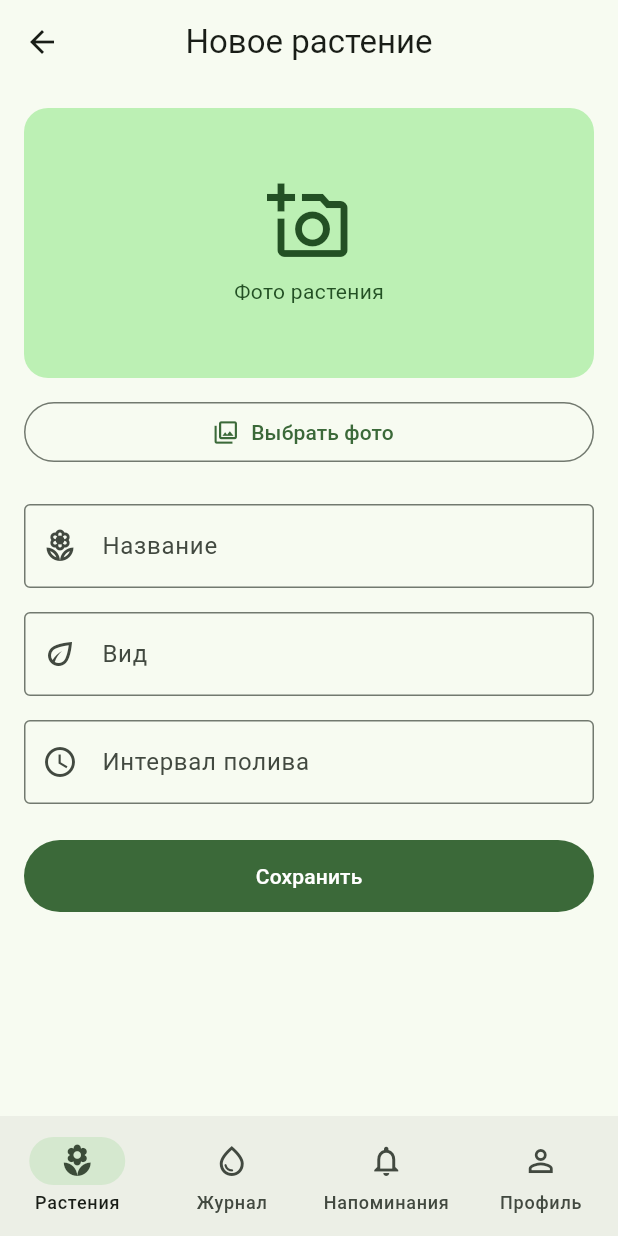
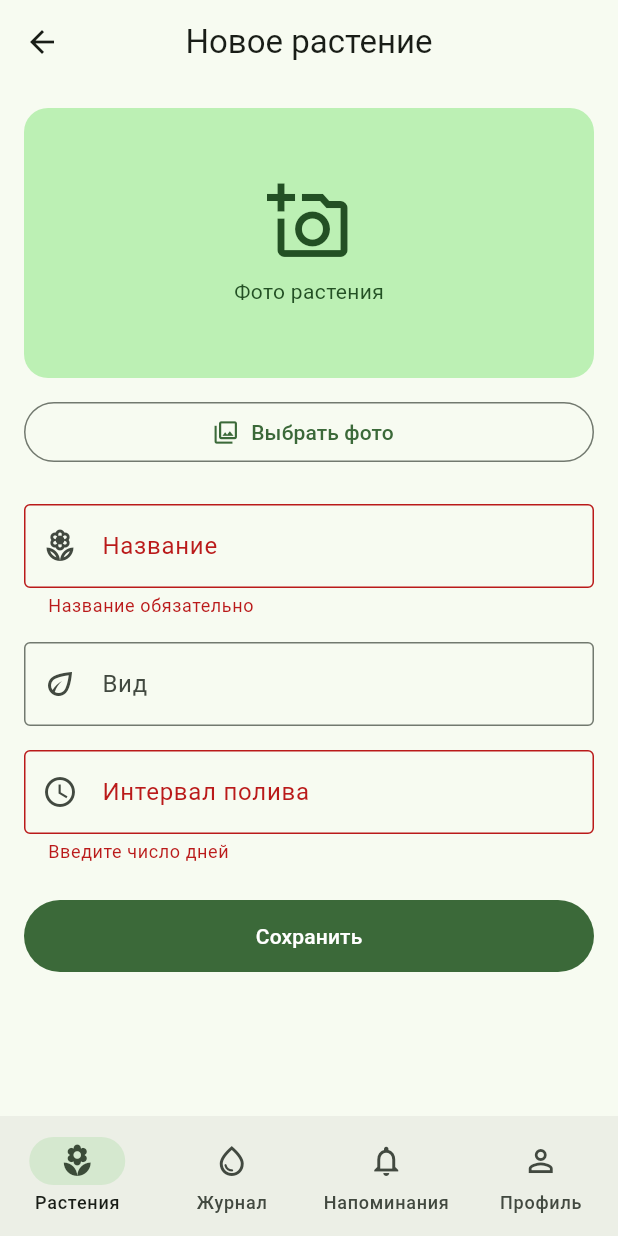
Before and after one commit to Serghei28/pam-project, a Flutter app: the PlantFormScreen screen opened by its route, after a tap on "Сохранить", on a phone screen of 412 x 824 dp. Run offline on Flutter 3.47's test engine with Material 3 defaults, Android fonts, the phone set to English and light mode, and no system bars; our stand-ins replace go_router.

Commit message:
add plant form validation with SnackBar feedback

```diff
--- a/green_garden/lib/screens/plant_form_screen.dart
+++ b/green_garden/lib/screens/plant_form_screen.dart
@@ -1,24 +1,52 @@
 import 'package:flutter/material.dart';
+import 'package:flutter/services.dart';
+import 'package:go_router/go_router.dart';
 
+class PlantFormScreen extends StatefulWidget {
+  const PlantFormScreen({super.key});
 
+  @override
+  State<PlantFormScreen> createState() => _PlantFormScreenState();
+}
 
-class PlantFormScreen extends StatelessWidget {
-  const PlantFormScreen({super.key});
+class _PlantFormScreenState extends State<PlantFormScreen> {
+  final _formKey = GlobalKey<FormState>();
+  final _nameCtrl = TextEditingController();
+  final _speciesCtrl = TextEditingController();
+  final _intervalCtrl = TextEditingController();
+
+  @override
+  void dispose() {
+    _nameCtrl.dispose();
+    _speciesCtrl.dispose();
+    _intervalCtrl.dispose();
+    super.dispose();
+  }
+
+  void _save() {
+    if (!_formKey.currentState!.validate()) return;
+
+    ScaffoldMessenger.of(context).showSnackBar(
+      SnackBar(content: Text('Сохранено: ${_nameCtrl.text.trim()}')),
+    );
+    context.pop();
+  }
 
   @override
   Widget build(BuildContext context) {
     final colors = Theme.of(context).colorScheme;
 
     return Scaffold(
-
       appBar: AppBar(
         title: const Text('Новое растение'),
         centerTitle: true,
       ),
-      body: ListView(
+      body: Form(
+        key: _formKey,
+        child: ListView(
           padding: const EdgeInsets.all(16),
           children: [
-          // Блок выбора фото (пока заглушка)
+
             Container(
               height: 180,
               decoration: BoxDecoration(
@@ -44,25 +72,33 @@ class PlantFormScreen extends StatelessWidget {
             const SizedBox(height: 12),
             OutlinedButton.icon(
               onPressed: () {
-              // Пока экран статический: кнопка ничего не делает
+
               },
               icon: const Icon(Icons.photo_library_outlined),
               label: const Text('Выбрать фото'),
             ),
             const SizedBox(height: 24),
 
-          const TextField(
-            decoration: InputDecoration(
+            TextFormField(
+              controller: _nameCtrl,
+              textInputAction: TextInputAction.next,
+              textCapitalization: TextCapitalization.sentences,
+              decoration: const InputDecoration(
                 labelText: 'Название',
                 hintText: 'Например: Монстера',
                 prefixIcon: Icon(Icons.local_florist_outlined),
                 border: OutlineInputBorder(),
               ),
+              validator: (value) => (value == null || value.trim().isEmpty)
+                  ? 'Название обязательно'
+                  : null,
             ),
             const SizedBox(height: 16),
 
-          const TextField(
-            decoration: InputDecoration(
+            TextFormField(
+              controller: _speciesCtrl,
+              textInputAction: TextInputAction.next,
+              decoration: const InputDecoration(
                 labelText: 'Вид',
                 hintText: 'Например: Monstera deliciosa',
                 prefixIcon: Icon(Icons.eco_outlined),
@@ -71,22 +107,30 @@ class PlantFormScreen extends StatelessWidget {
             ),
             const SizedBox(height: 16),
 
-          const TextField(
+            TextFormField(
+              controller: _intervalCtrl,
               keyboardType: TextInputType.number,
-            decoration: InputDecoration(
+              inputFormatters: [FilteringTextInputFormatter.digitsOnly],
+              textInputAction: TextInputAction.done,
+              onFieldSubmitted: (_) => _save(),
+              decoration: const InputDecoration(
                 labelText: 'Интервал полива',
                 hintText: 'Например: 7',
                 prefixIcon: Icon(Icons.schedule),
                 suffixText: 'дн.',
                 border: OutlineInputBorder(),
               ),
+              validator: (value) {
+                final days = int.tryParse(value ?? '');
+                if (days == null) return 'Введите число дней';
+                if (days < 1) return 'Интервал должен быть не меньше 1 дня';
+                return null;
+              },
             ),
             const SizedBox(height: 24),
 
             FilledButton(
-            onPressed: () {
-              // Пока экран статический: кнопка ничего не делает
-            },
+              onPressed: _save,
               child: const Padding(
                 padding: EdgeInsets.symmetric(vertical: 14),
                 child: Text('Сохранить'),
@@ -94,6 +138,7 @@ class PlantFormScreen extends StatelessWidget {
             ),
           ],
         ),
+      ),
     );
   }
 }
```
Lines whose indentation alone changed are shown as unchanged.
